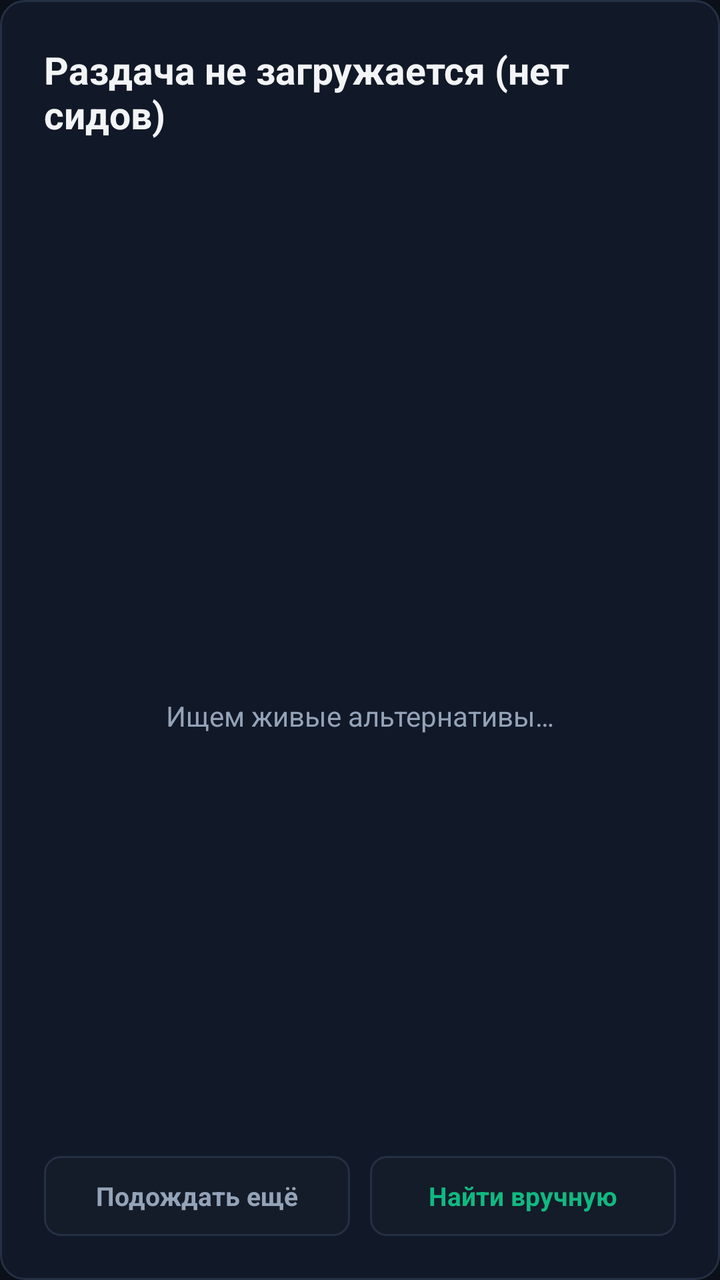
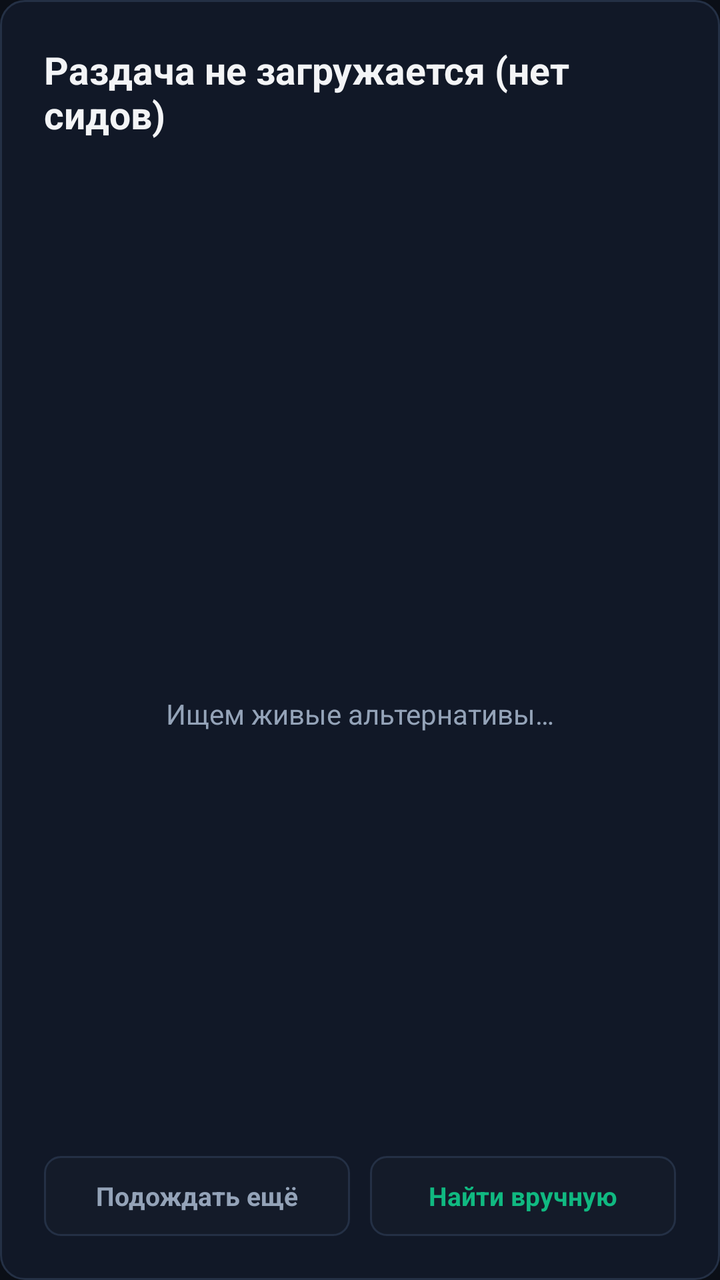

Compare the two renders of this Android layout. The source of the first and the diff that turns it into the second are given below.
<!-- AndroidManifest.xml: application theme Theme.TorPlay -->
<!-- res/layout/dialog_alt_sources.xml -->
<?xml version="1.0" encoding="utf-8"?>
<LinearLayout xmlns:android="http://schemas.android.com/apk/res/android"
    android:layout_width="match_parent"
    android:layout_height="match_parent"
    android:background="@drawable/bg_dialog"
    android:orientation="vertical"
    android:padding="22dp">

    <TextView
        android:id="@+id/tvAltTitle"
        android:layout_width="match_parent"
        android:layout_height="wrap_content"
        android:ellipsize="end"
        android:maxLines="2"
        android:text="@string/alt_sources_title"
        android:textColor="@color/text_primary"
        android:textSize="19sp"
        android:textStyle="bold" />

    <TextView
        android:id="@+id/tvAltSubtitle"
        android:layout_width="match_parent"
        android:layout_height="wrap_content"
        android:layout_marginTop="4dp"
        android:layout_marginBottom="12dp"
        android:ellipsize="end"
        android:maxLines="2"
        android:textColor="@color/text_secondary"
        android:textSize="13sp" />

    <LinearLayout
        android:id="@+id/layoutAltLoading"
        android:layout_width="match_parent"
        android:layout_height="0dp"
        android:layout_weight="1"
        android:gravity="center"
        android:orientation="vertical"
        android:padding="16dp">

        <ProgressBar
            android:layout_width="36dp"
            android:layout_height="36dp"
            android:indeterminateTint="@color/accent_emerald" />

        <TextView
            android:id="@+id/tvAltLoadingText"
            android:layout_width="wrap_content"
            android:layout_height="wrap_content"
            android:layout_marginTop="10dp"
            android:text="@string/alt_sources_searching"
            android:textColor="@color/text_secondary"
            android:textSize="14sp" />
    </LinearLayout>

    <TextView
        android:id="@+id/tvAltEmpty"
        android:layout_width="match_parent"
        android:layout_height="0dp"
        android:layout_weight="1"
        android:gravity="center"
        android:padding="18dp"
        android:text="@string/alt_sources_empty"
        android:textColor="@color/text_secondary"
        android:textSize="14sp"
        android:visibility="gone" />

    <androidx.recyclerview.widget.RecyclerView
        android:id="@+id/rvAltTorrents"
        android:layout_width="match_parent"
        android:layout_height="0dp"
        android:layout_weight="1"
        android:clipToPadding="false"
        android:paddingBottom="8dp"
        android:visibility="gone" />

    <LinearLayout
        android:layout_width="match_parent"
        android:layout_height="wrap_content"
        android:layout_marginTop="12dp"
        android:gravity="end"
        android:orientation="horizontal">

        <TextView
            android:id="@+id/btnAltWait"
            android:layout_width="0dp"
            android:layout_height="40dp"
            android:layout_marginEnd="10dp"
            android:layout_weight="1"
            android:background="@drawable/bg_button_selector"
            android:clickable="true"
            android:focusable="true"
            android:gravity="center"
            android:nextFocusLeft="@+id/btnAltWait"
            android:nextFocusRight="@+id/btnAltManualSearch"
            android:text="@string/alt_sources_btn_wait"
            android:textColor="@color/text_secondary"
            android:textSize="13sp"
            android:textStyle="bold" />

        <TextView
            android:id="@+id/btnAltManualSearch"
            android:layout_width="0dp"
            android:layout_height="40dp"
            android:layout_weight="1"
            android:background="@drawable/bg_button_selector"
            android:clickable="true"
            android:focusable="true"
            android:gravity="center"
            android:nextFocusLeft="@+id/btnAltWait"
            android:nextFocusRight="@+id/btnAltManualSearch"
            android:text="@string/alt_sources_btn_manual"
            android:textColor="@color/text_button_accent_selector"
            android:textSize="13sp"
            android:textStyle="bold" />
    </LinearLayout>
</LinearLayout>
<!-- resources referenced by this layout -->
<resources>
  <color name="accent_emerald">#10B981</color>
  <color name="text_primary">#F3F4F6</color>
  <color name="text_secondary">#94A3B8</color>
  <!-- drawable bg_button_selector (drawable) -->
  <?xml version="1.0" encoding="utf-8"?>
  <selector xmlns:android="http://schemas.android.com/apk/res/android">
      <item android:state_focused="true">
          <shape android:shape="rectangle">
              <solid android:color="@color/accent_emerald" />
              <stroke android:width="2dp" android:color="#FFFFFF" />
              <corners android:radius="8dp" />
          </shape>
      </item>
      <item android:state_pressed="true">
          <shape android:shape="rectangle">
              <solid android:color="@color/accent_emerald_dark" />
              <corners android:radius="8dp" />
          </shape>
      </item>
      <item>
          <shape android:shape="rectangle">
              <solid android:color="@color/bg_surface" />
              <stroke android:width="1dp" android:color="@color/border_subtle" />
              <corners android:radius="8dp" />
          </shape>
      </item>
  </selector>
  <!-- drawable bg_dialog (drawable) -->
  <?xml version="1.0" encoding="utf-8"?>
  <shape xmlns:android="http://schemas.android.com/apk/res/android" android:shape="rectangle">
      <solid android:color="#111827" />
      <stroke android:width="1dp" android:color="@color/border_subtle" />
      <corners android:radius="12dp" />
  </shape>
  <string name="alt_sources_btn_manual">Найти вручную</string>
  <string name="alt_sources_btn_wait">Подождать ещё</string>
  <string name="alt_sources_empty">Живые альтернативы не найдены. Попробуйте «Найти вручную».</string>
  <string name="alt_sources_searching">Ищем живые альтернативы…</string>
  <string name="alt_sources_title">Раздача не загружается (нет сидов)</string>
  <style name="Theme.TorPlay" parent="Theme.AppCompat.NoActionBar">
          <item name="android:windowBackground">@color/bg_screen</item>
          <item name="android:windowFullscreen">true</item>
          <item name="android:statusBarColor">@android:color/transparent</item>
          <item name="android:navigationBarColor">@android:color/transparent</item>
          <item name="colorPrimary">@color/accent_emerald</item>
          <item name="colorPrimaryDark">@color/bg_screen</item>
          <item name="colorAccent">@color/accent_emerald</item>
          <item name="android:textColorPrimary">@color/text_primary</item>
          <item name="android:textColorSecondary">@color/text_secondary</item>
      </style>
  <color name="accent_emerald_dark">#059669</color>
  <color name="bg_surface">#141B29</color>
  <color name="border_subtle">#243045</color>
  <color name="bg_screen">#0B0F17</color>
</resources>

<!-- the commit's change to res/layout/dialog_alt_sources.xml (unified diff, before → after) -->
@@ -22,11 +22,116 @@
         android:layout_width="match_parent"
         android:layout_height="wrap_content"
         android:layout_marginTop="4dp"
-        android:layout_marginBottom="12dp"
+        android:layout_marginBottom="10dp"
         android:ellipsize="end"
         android:maxLines="2"
         android:textColor="@color/text_secondary"
         android:textSize="13sp" />
+
+    
+    <LinearLayout
+        android:id="@+id/layoutAltFilters"
+        android:layout_width="match_parent"
+        android:layout_height="wrap_content"
+        android:layout_marginBottom="10dp"
+        android:gravity="center_vertical"
+        android:orientation="horizontal"
+        android:visibility="gone">
+
+        <TextView
+            android:id="@+id/btnAltFilterAll"
+            android:layout_width="wrap_content"
+            android:layout_height="32dp"
+            android:layout_marginEnd="6dp"
+            android:background="@drawable/bg_chip_selector"
+            android:clickable="true"
+            android:focusable="true"
+            android:gravity="center"
+            android:nextFocusDown="@+id/rvAltTorrents"
+            android:nextFocusLeft="@+id/btnAltFilterAll"
+            android:nextFocusRight="@+id/btnAltFilter4k"
+            android:paddingStart="12dp"
+            android:paddingEnd="12dp"
+            android:text="@string/filter_all"
+            android:textColor="@color/text_primary"
+            android:textSize="12sp"
+            android:textStyle="bold" />
+
+        <TextView
+            android:id="@+id/btnAltFilter4k"
+            android:layout_width="wrap_content"
+            android:layout_height="32dp"
+            android:layout_marginEnd="6dp"
+            android:background="@drawable/bg_chip_selector"
+            android:clickable="true"
+            android:focusable="true"
+            android:gravity="center"
+            android:nextFocusDown="@+id/rvAltTorrents"
+            android:nextFocusLeft="@+id/btnAltFilterAll"
+            android:nextFocusRight="@+id/btnAltFilter1080"
+            android:paddingStart="12dp"
+            android:paddingEnd="12dp"
+            android:text="@string/filter_4k"
+            android:textColor="@color/text_primary"
+            android:textSize="12sp"
+            android:textStyle="bold" />
+
+        <TextView
+            android:id="@+id/btnAltFilter1080"
+            android:layout_width="wrap_content"
+            android:layout_height="32dp"
+            android:layout_marginEnd="6dp"
+            android:background="@drawable/bg_chip_selector"
+            android:clickable="true"
+            android:focusable="true"
+            android:gravity="center"
+            android:nextFocusDown="@+id/rvAltTorrents"
+            android:nextFocusLeft="@+id/btnAltFilter4k"
+            android:nextFocusRight="@+id/btnAltFilter720"
+            android:paddingStart="12dp"
+            android:paddingEnd="12dp"
+            android:text="@string/filter_1080"
+            android:textColor="@color/text_primary"
+            android:textSize="12sp"
+            android:textStyle="bold" />
+
+        <TextView
+            android:id="@+id/btnAltFilter720"
+            android:layout_width="wrap_content"
+            android:layout_height="32dp"
+            android:layout_marginEnd="6dp"
+            android:background="@drawable/bg_chip_selector"
+            android:clickable="true"
+            android:focusable="true"
+            android:gravity="center"
+            android:nextFocusDown="@+id/rvAltTorrents"
+            android:nextFocusLeft="@+id/btnAltFilter1080"
+            android:nextFocusRight="@+id/btnAltFilterDub"
+            android:paddingStart="12dp"
+            android:paddingEnd="12dp"
+            android:text="@string/filter_720"
+            android:textColor="@color/text_primary"
+            android:textSize="12sp"
+            android:textStyle="bold" />
+
+        <TextView
+            android:id="@+id/btnAltFilterDub"
+            android:layout_width="wrap_content"
+            android:layout_height="32dp"
+            android:background="@drawable/bg_chip_selector"
+            android:clickable="true"
+            android:focusable="true"
+            android:gravity="center"
+            android:nextFocusDown="@+id/rvAltTorrents"
+            android:nextFocusLeft="@+id/btnAltFilter720"
+            android:nextFocusRight="@+id/btnAltFilterDub"
+            android:paddingStart="12dp"
+            android:paddingEnd="12dp"
+            android:text="@string/filter_dub"
+            android:textColor="@color/text_primary"
+            android:textSize="12sp"
+            android:textStyle="bold" />
+    </LinearLayout>
 
     <LinearLayout
         android:id="@+id/layoutAltLoading"
<!-- resource entries referenced after the edit -->
@@ -27,6 +27,31 @@
           </shape>
       </item>
   </selector>
+  <!-- drawable bg_chip_selector (drawable) -->
+  <?xml version="1.0" encoding="utf-8"?>
+  <selector xmlns:android="http://schemas.android.com/apk/res/android">
+      <item android:state_focused="true">
+          <shape android:shape="rectangle">
+              <solid android:color="@color/accent_emerald" />
+              <stroke android:width="2dp" android:color="#FFFFFF" />
+              <corners android:radius="16dp" />
+          </shape>
+      </item>
+      <item android:state_selected="true">
+          <shape android:shape="rectangle">
+              <solid android:color="@color/accent_emerald_dark" />
+              <stroke android:width="1dp" android:color="@color/accent_emerald" />
+              <corners android:radius="16dp" />
+          </shape>
+      </item>
+      <item>
+          <shape android:shape="rectangle">
+              <solid android:color="@color/bg_surface" />
+              <stroke android:width="1dp" android:color="@color/border_subtle" />
+              <corners android:radius="16dp" />
+          </shape>
+      </item>
+  </selector>
   <!-- drawable bg_dialog (drawable) -->
   <?xml version="1.0" encoding="utf-8"?>
   <shape xmlns:android="http://schemas.android.com/apk/res/android" android:shape="rectangle">
@@ -39,6 +64,11 @@
   <string name="alt_sources_empty">Живые альтернативы не найдены. Попробуйте «Найти вручную».</string>
   <string name="alt_sources_searching">Ищем живые альтернативы…</string>
   <string name="alt_sources_title">Раздача не загружается (нет сидов)</string>
+  <string name="filter_1080">1080p</string>
+  <string name="filter_4k">4K</string>
+  <string name="filter_720">720p</string>
+  <string name="filter_all">Все</string>
+  <string name="filter_dub">Дубляж</string>
   <style name="Theme.TorPlay" parent="Theme.AppCompat.NoActionBar">
           <item name="android:windowBackground">@color/bg_screen</item>
           <item name="android:windowFullscreen">true</item>
